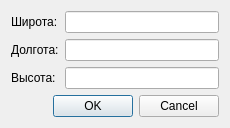
Old version of the form coordinatedialog/corrddialog.ui in the repository ag8920/RemoteTable.
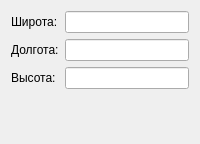
New version of the form. Icons and pictures are not drawn.

```diff
--- a/coordinatedialog/corrddialog.ui
+++ b/coordinatedialog/corrddialog.ui
@@ -6,8 +6,8 @@
    <rect>
     <x>0</x>
     <y>0</y>
-    <width>230</width>
-    <height>121</height>
+    <width>200</width>
+    <height>144</height>
    </rect>
   </property>
   <property name="sizePolicy">
@@ -65,7 +65,7 @@
         <enum>Qt::Horizontal</enum>
        </property>
        <property name="standardButtons">
-        <set>QDialogButtonBox::Cancel|QDialogButtonBox::Ok</set>
+        <set>QDialogButtonBox::NoButton</set>
        </property>
       </widget>
      </item>
```
